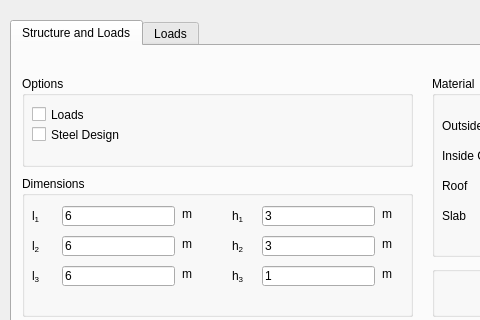
Above: Examples/FrameGenerator_2D/MyApp.ui from dlubal-software/RFEM_Python_Client before the change; both pictures show x 0 to 480 and y 0 to 320 of the 1300 by 880 pixel window. Below: the same form after it.
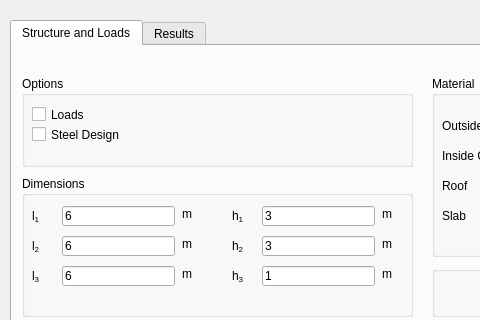
That is the form after the change.

Commit message: Rename tab

```diff
--- a/Examples/FrameGenerator_2D/MyApp.ui
+++ b/Examples/FrameGenerator_2D/MyApp.ui
@@ -919,7 +919,7 @@
     </widget>
     <widget class="QWidget" name="Loads">
      <attribute name="title">
-      <string>Loads</string>
+      <string>Results</string>
      </attribute>
     </widget>
    </widget>
```
Left out of the diff: 2 changed lines with no effect on the pictures. The commit also changes 2 other files.
